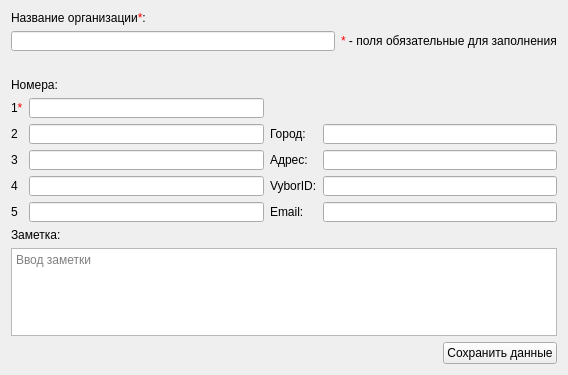
Before: the Qt Designer form src/AddOrgContactDialog.ui in okostynchuk/Outcall, drawn with Qt 5.
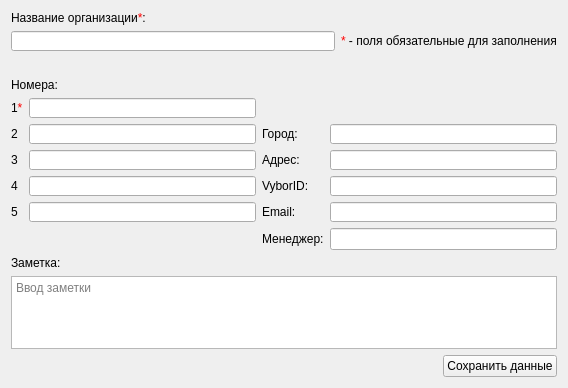
After: the same form once the commit is applied. Icons and pictures are not drawn.

Commit message: linking a manager to a contct and edit ui

Patch:
```diff
--- a/src/AddOrgContactDialog.ui
+++ b/src/AddOrgContactDialog.ui
@@ -7,7 +7,7 @@
     <x>0</x>
     <y>0</y>
     <width>568</width>
-    <height>375</height>
+    <height>388</height>
    </rect>
   </property>
   <property name="minimumSize">
@@ -25,8 +25,6 @@
   </property>
   <layout class="QGridLayout" name="gridLayout_5">
    <item row="0" column="0">
-    <layout class="QVBoxLayout" name="verticalLayout">
-     <item>
       <layout class="QGridLayout" name="gridLayout_3">
        <item row="0" column="0">
         <layout class="QGridLayout" name="gridLayout_2">
@@ -74,205 +72,7 @@
        </item>
       </layout>
      </item>
-     <item>
-      <layout class="QGridLayout" name="gridLayout">
-       <item row="1" column="2" colspan="2">
-        <widget class="QLabel" name="label_14">
-         <property name="text">
-          <string/>
-         </property>
-        </widget>
-       </item>
-       <item row="3" column="3">
-        <widget class="QLineEdit" name="address">
-         <property name="minimumSize">
-          <size>
-           <width>0</width>
-           <height>20</height>
-          </size>
-         </property>
-         <property name="focusPolicy">
-          <enum>Qt::StrongFocus</enum>
-         </property>
-        </widget>
-       </item>
-       <item row="3" column="2">
-        <widget class="QLabel" name="label_10">
-         <property name="text">
-          <string>Адрес:</string>
-         </property>
-        </widget>
-       </item>
        <item row="2" column="0">
-        <widget class="QLabel" name="label_7">
-         <property name="text">
-          <string>2</string>
-         </property>
-        </widget>
-       </item>
-       <item row="3" column="0">
-        <widget class="QLabel" name="label_8">
-         <property name="text">
-          <string>3</string>
-         </property>
-        </widget>
-       </item>
-       <item row="4" column="0">
-        <widget class="QLabel" name="label_18">
-         <property name="text">
-          <string>4</string>
-         </property>
-        </widget>
-       </item>
-       <item row="5" column="0">
-        <widget class="QLabel" name="label_19">
-         <property name="text">
-          <string>5</string>
-         </property>
-        </widget>
-       </item>
-       <item row="5" column="1">
-        <widget class="QLineEdit" name="fifthNumber">
-         <property name="minimumSize">
-          <size>
-           <width>0</width>
-           <height>20</height>
-          </size>
-         </property>
-         <property name="focusPolicy">
-          <enum>Qt::StrongFocus</enum>
-         </property>
-        </widget>
-       </item>
-       <item row="5" column="2">
-        <widget class="QLabel" name="label_12">
-         <property name="text">
-          <string>Email:</string>
-         </property>
-        </widget>
-       </item>
-       <item row="5" column="3">
-        <widget class="QLineEdit" name="email">
-         <property name="minimumSize">
-          <size>
-           <width>0</width>
-           <height>20</height>
-          </size>
-         </property>
-         <property name="focusPolicy">
-          <enum>Qt::StrongFocus</enum>
-         </property>
-        </widget>
-       </item>
-       <item row="3" column="1">
-        <widget class="QLineEdit" name="thirdNumber">
-         <property name="minimumSize">
-          <size>
-           <width>0</width>
-           <height>20</height>
-          </size>
-         </property>
-         <property name="focusPolicy">
-          <enum>Qt::StrongFocus</enum>
-         </property>
-        </widget>
-       </item>
-       <item row="2" column="2">
-        <widget class="QLabel" name="label_9">
-         <property name="text">
-          <string>Город:</string>
-         </property>
-        </widget>
-       </item>
-       <item row="1" column="1">
-        <widget class="QLineEdit" name="firstNumber">
-         <property name="minimumSize">
-          <size>
-           <width>0</width>
-           <height>20</height>
-          </size>
-         </property>
-         <property name="focusPolicy">
-          <enum>Qt::StrongFocus</enum>
-         </property>
-        </widget>
-       </item>
-       <item row="0" column="0" colspan="2">
-        <widget class="QLabel" name="label_5">
-         <property name="text">
-          <string>Номера:</string>
-         </property>
-        </widget>
-       </item>
-       <item row="2" column="1">
-        <widget class="QLineEdit" name="secondNumber">
-         <property name="minimumSize">
-          <size>
-           <width>0</width>
-           <height>20</height>
-          </size>
-         </property>
-         <property name="focusPolicy">
-          <enum>Qt::StrongFocus</enum>
-         </property>
-        </widget>
-       </item>
-       <item row="2" column="3">
-        <widget class="QLineEdit" name="city">
-         <property name="minimumSize">
-          <size>
-           <width>0</width>
-           <height>20</height>
-          </size>
-         </property>
-         <property name="focusPolicy">
-          <enum>Qt::StrongFocus</enum>
-         </property>
-        </widget>
-       </item>
-       <item row="4" column="1">
-        <widget class="QLineEdit" name="fourthNumber">
-         <property name="minimumSize">
-          <size>
-           <width>0</width>
-           <height>20</height>
-          </size>
-         </property>
-         <property name="focusPolicy">
-          <enum>Qt::StrongFocus</enum>
-         </property>
-        </widget>
-       </item>
-       <item row="4" column="2">
-        <widget class="QLabel" name="label_11">
-         <property name="text">
-          <string>VyborID:</string>
-         </property>
-        </widget>
-       </item>
-       <item row="4" column="3">
-        <widget class="QLineEdit" name="vyborId">
-         <property name="minimumSize">
-          <size>
-           <width>0</width>
-           <height>20</height>
-          </size>
-         </property>
-         <property name="focusPolicy">
-          <enum>Qt::StrongFocus</enum>
-         </property>
-        </widget>
-       </item>
-       <item row="1" column="0">
-        <widget class="QLabel" name="label_6">
-         <property name="text">
-          <string>1&lt;span style = &quot;color: red;&quot;&gt;*&lt;/span&gt;</string>
-         </property>
-        </widget>
-       </item>
-      </layout>
-     </item>
-     <item>
       <layout class="QGridLayout" name="gridLayout_4">
        <item row="2" column="0" colspan="2">
         <widget class="QLabel" name="label_16">
@@ -324,6 +124,212 @@
         </widget>
        </item>
       </layout>
+   </item>
+   <item row="1" column="0">
+    <layout class="QGridLayout" name="gridLayout">
+     <item row="6" column="3">
+      <widget class="QLineEdit" name="employe"/>
+     </item>
+     <item row="2" column="2">
+      <widget class="QLabel" name="label_9">
+       <property name="text">
+        <string>Город:</string>
+       </property>
+      </widget>
+     </item>
+     <item row="4" column="0">
+      <widget class="QLabel" name="label_18">
+       <property name="text">
+        <string>4</string>
+       </property>
+      </widget>
+     </item>
+     <item row="5" column="1">
+      <widget class="QLineEdit" name="fifthNumber">
+       <property name="minimumSize">
+        <size>
+         <width>0</width>
+         <height>20</height>
+        </size>
+       </property>
+       <property name="focusPolicy">
+        <enum>Qt::StrongFocus</enum>
+       </property>
+      </widget>
+     </item>
+     <item row="4" column="3">
+      <widget class="QLineEdit" name="vyborId">
+       <property name="minimumSize">
+        <size>
+         <width>0</width>
+         <height>20</height>
+        </size>
+       </property>
+       <property name="focusPolicy">
+        <enum>Qt::StrongFocus</enum>
+       </property>
+      </widget>
+     </item>
+     <item row="1" column="0">
+      <widget class="QLabel" name="label_6">
+       <property name="text">
+        <string>1&lt;span style = &quot;color: red;&quot;&gt;*&lt;/span&gt;</string>
+       </property>
+      </widget>
+     </item>
+     <item row="3" column="3">
+      <widget class="QLineEdit" name="address">
+       <property name="minimumSize">
+        <size>
+         <width>0</width>
+         <height>20</height>
+        </size>
+       </property>
+       <property name="focusPolicy">
+        <enum>Qt::StrongFocus</enum>
+       </property>
+      </widget>
+     </item>
+     <item row="2" column="0">
+      <widget class="QLabel" name="label_7">
+       <property name="text">
+        <string>2</string>
+       </property>
+      </widget>
+     </item>
+     <item row="3" column="0">
+      <widget class="QLabel" name="label_8">
+       <property name="text">
+        <string>3</string>
+       </property>
+      </widget>
+     </item>
+     <item row="4" column="2">
+      <widget class="QLabel" name="label_11">
+       <property name="text">
+        <string>VyborID:</string>
+       </property>
+      </widget>
+     </item>
+     <item row="4" column="1">
+      <widget class="QLineEdit" name="fourthNumber">
+       <property name="minimumSize">
+        <size>
+         <width>0</width>
+         <height>20</height>
+        </size>
+       </property>
+       <property name="focusPolicy">
+        <enum>Qt::StrongFocus</enum>
+       </property>
+      </widget>
+     </item>
+     <item row="5" column="0">
+      <widget class="QLabel" name="label_19">
+       <property name="text">
+        <string>5</string>
+       </property>
+      </widget>
+     </item>
+     <item row="0" column="0" colspan="2">
+      <widget class="QLabel" name="label_5">
+       <property name="text">
+        <string>Номера:</string>
+       </property>
+      </widget>
+     </item>
+     <item row="2" column="1">
+      <widget class="QLineEdit" name="secondNumber">
+       <property name="minimumSize">
+        <size>
+         <width>0</width>
+         <height>20</height>
+        </size>
+       </property>
+       <property name="focusPolicy">
+        <enum>Qt::StrongFocus</enum>
+       </property>
+      </widget>
+     </item>
+     <item row="3" column="1">
+      <widget class="QLineEdit" name="thirdNumber">
+       <property name="minimumSize">
+        <size>
+         <width>0</width>
+         <height>20</height>
+        </size>
+       </property>
+       <property name="focusPolicy">
+        <enum>Qt::StrongFocus</enum>
+       </property>
+      </widget>
+     </item>
+     <item row="2" column="3">
+      <widget class="QLineEdit" name="city">
+       <property name="minimumSize">
+        <size>
+         <width>0</width>
+         <height>20</height>
+        </size>
+       </property>
+       <property name="focusPolicy">
+        <enum>Qt::StrongFocus</enum>
+       </property>
+      </widget>
+     </item>
+     <item row="1" column="2" colspan="2">
+      <widget class="QLabel" name="label_14">
+       <property name="text">
+        <string/>
+       </property>
+      </widget>
+     </item>
+     <item row="3" column="2">
+      <widget class="QLabel" name="label_10">
+       <property name="text">
+        <string>Адрес:</string>
+       </property>
+      </widget>
+     </item>
+     <item row="5" column="2">
+      <widget class="QLabel" name="label_12">
+       <property name="text">
+        <string>Email:</string>
+       </property>
+      </widget>
+     </item>
+     <item row="6" column="2">
+      <widget class="QLabel" name="label">
+       <property name="text">
+        <string>Менеджер:</string>
+       </property>
+      </widget>
+     </item>
+     <item row="1" column="1">
+      <widget class="QLineEdit" name="firstNumber">
+       <property name="minimumSize">
+        <size>
+         <width>0</width>
+         <height>20</height>
+        </size>
+       </property>
+       <property name="focusPolicy">
+        <enum>Qt::StrongFocus</enum>
+       </property>
+      </widget>
+     </item>
+     <item row="5" column="3">
+      <widget class="QLineEdit" name="email">
+       <property name="minimumSize">
+        <size>
+         <width>0</width>
+         <height>20</height>
+        </size>
+       </property>
+       <property name="focusPolicy">
+        <enum>Qt::StrongFocus</enum>
+       </property>
+      </widget>
      </item>
     </layout>
    </item>
```
Left out of the diff: 14 changed lines with no effect on the pictures. Lines whose indentation alone changed are shown as unchanged. The commit also changes 16 other files.
